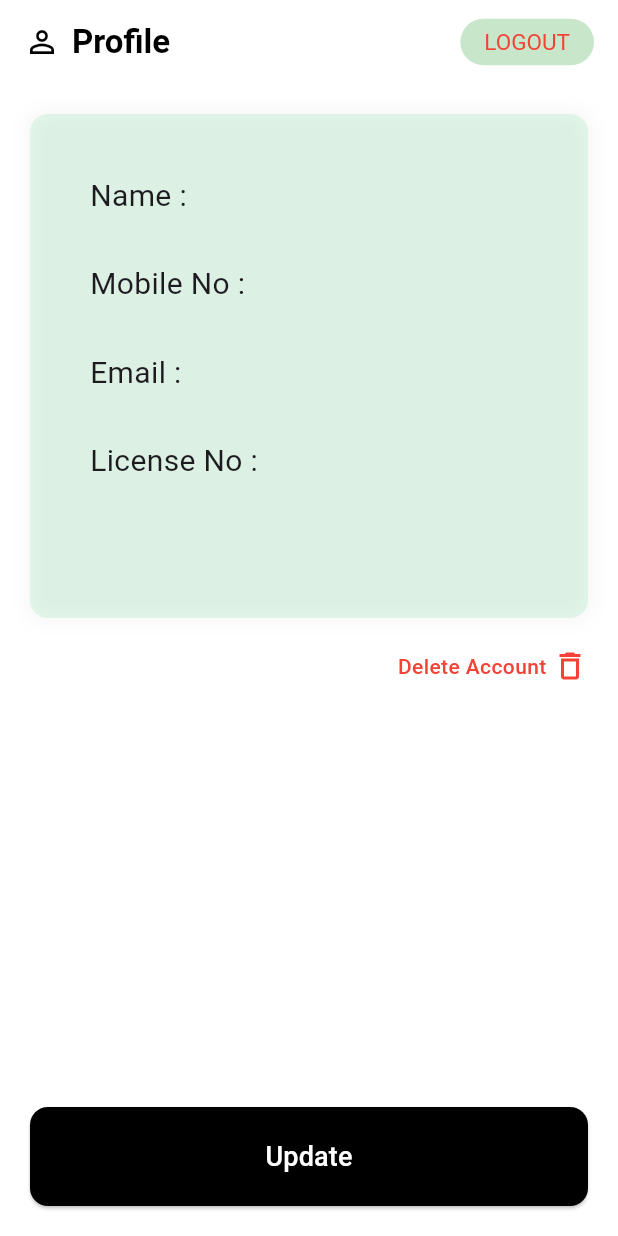
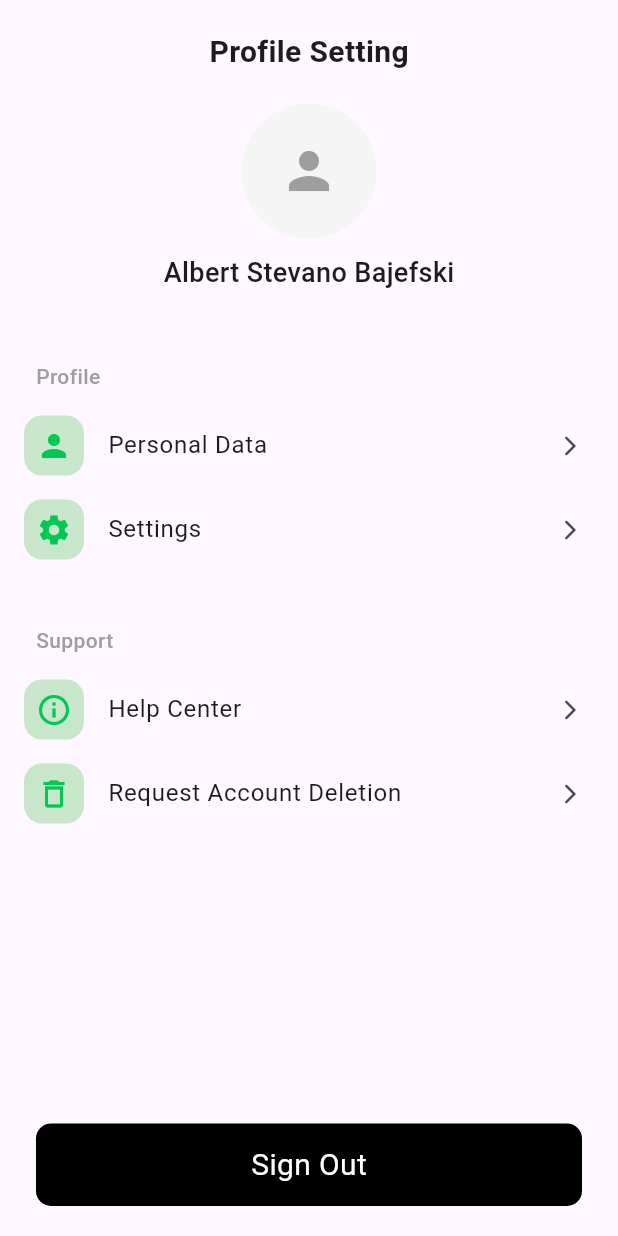
Before and after one commit to VrutiPatel102/Driver_Hire, a Flutter app: the DriverProfileScreen screen opened directly, on a phone screen of 412 x 824 dp. Run offline on Flutter 3.47's test engine with Material 3 defaults, Android fonts, the phone set to English and light mode, and no system bars; our stand-ins replace cloud_firestore, firebase_auth, firebase_core, flutter_map, geocoding, latlong2; missing offline and left inert: flutter_osm_plugin; accounts and stored records are empty.

Commit message:
change in driver profile screen

```diff
--- a/lib/driver/Profile/driver_profile_screen.dart
+++ b/lib/driver/Profile/driver_profile_screen.dart
@@ -1,174 +1,105 @@
+import 'package:driver_hire/color.dart';
+import 'package:driver_hire/navigation/appRoute.dart';
 import 'package:flutter/material.dart';
-import 'package:driver_hire/color.dart';
-
-import '../../navigation/appRoute.dart';
 
 class DriverProfileScreen extends StatelessWidget {
   const DriverProfileScreen({super.key});
 
-  void _showLogoutDialog(BuildContext context) {
-    showDialog(
-      context: context,
-      builder: (context) => AlertDialog(
-        title: Text('Confirm Logout', style: TextStyle(fontSize: 17)),
-        content: Text('Are you sure you want to logout?'),
-        actions: [
-          TextButton(
-            onPressed: () => Navigator.pop(context),
-            child: Text('Cancel', style: TextStyle(color: AColor().Black)),
+  @override
+  Widget build(BuildContext context) {
+    return Scaffold(body: SafeArea(child: _buildBody(context)));
+  }
+
+  Widget _buildBody(BuildContext context) {
+    return Column(
+      children: [
+        SizedBox(height: 20),
+        Text(
+          "Profile Setting",
+          style: TextStyle(fontSize: 20, fontWeight: FontWeight.bold),
+        ),
+        SizedBox(height: 20),
+        _buildProfileAvatar(),
+        SizedBox(height: 10),
+        Text(
+          "Albert Stevano Bajefski",
+          style: TextStyle(fontSize: 18, fontWeight: FontWeight.w500),
+        ),
+        SizedBox(height: 30),
+        _buildSectionTitle("Profile"),
+        _buildMenuItem(Icons.person, "Personal Data", () {
+          Navigator.pushNamed(context, AppRoute.driverPersonalData);
+        }),
+        _buildMenuItem(Icons.settings, "Settings", () {}),
+        SizedBox(height: 20),
+        _buildSectionTitle("Support"),
+        _buildMenuItem(Icons.info_outline, "Help Center", () {}),
+        _buildMenuItem(Icons.delete_outline, "Request Account Deletion", () {}),
+        Spacer(),
+        _buildSignOutButton(context),
+        SizedBox(height: 20),
+      ],
+    );
+  }
+
+  Widget _buildProfileAvatar() {
+    return CircleAvatar(
+      radius: 45,
+      backgroundColor: Color(0xFFF5F5F5),
+      child: Icon(Icons.person, size: 40, color: Colors.grey),
+    );
+  }
+
+  Widget _buildSectionTitle(String title) {
+    return Padding(
+      padding: const EdgeInsets.only(left: 24.0, top: 16, bottom: 8),
+      child: Align(
+        alignment: Alignment.centerLeft,
+        child: Text(
+          title,
+          style: const TextStyle(
+            fontSize: 14,
+            color: Colors.grey,
+            fontWeight: FontWeight.w500,
           ),
-          ElevatedButton(
-            style: ElevatedButton.styleFrom(backgroundColor: AColor().green),
-            onPressed: () {
-              Navigator.pushReplacementNamed(context, AppRoute.chooseScreen);
-            },
-            child: Text('Logout', style: TextStyle(color: AColor().White)),
-          ),
-        ],
+        ),
       ),
     );
   }
 
-  void _showDeleteDialog(BuildContext context) {
-    showDialog(
-      context: context,
-      builder: (context) => AlertDialog(
-        title: Text('Delete Account'),
-        content: Text(
-          'This action cannot be undone.\nAre you sure you want to delete your account?',
+  Widget _buildMenuItem(IconData icon, String title, VoidCallback ontap) {
+    return GestureDetector(
+      onTap: ontap,
+      child: ListTile(
+        leading: Container(
+          padding: const EdgeInsets.all(8),
+          decoration: BoxDecoration(
+            color: AColor().green100,
+            borderRadius: BorderRadius.circular(12),
+          ),
+          child: Icon(icon, color: AColor().green),
         ),
-        actions: [
-          TextButton(
-            onPressed: () => Navigator.pop(context),
-            child: Text('Cancel', style: TextStyle(color: AColor().Black)),
-          ),
-          ElevatedButton(
-            style: ElevatedButton.styleFrom(backgroundColor: AColor().Red),
-            onPressed: () {
-              Navigator.of(context).pop();
-              Navigator.pushReplacementNamed(context, AppRoute.register);
-            },
-            child: Text('Delete', style: TextStyle(color: AColor().White)),
-          ),
-        ],
+        title: Text(title),
+        trailing: const Icon(Icons.arrow_forward_ios_rounded, size: 16),
       ),
     );
   }
 
-  @override
-  Widget build(BuildContext context) {
-    return Scaffold(
-      backgroundColor: AColor().White,
-      appBar: AppBar(
-        backgroundColor: AColor().White,
-        elevation: 0,
-        automaticallyImplyLeading: false,
-        title: Row(
-          children: [
-            Icon(Icons.person_outline, color: AColor().Black),
-            SizedBox(width: 8),
-            Text(
-              'Profile',
-              style: TextStyle(
-                color: AColor().Black,
-                fontSize: 22,
-                fontWeight: FontWeight.w600,
-              ),
-            ),
-            Spacer(),
-            GestureDetector(
-              onTap: () => _showLogoutDialog(context),
-              child: Container(
-                padding: const EdgeInsets.symmetric(
-                  horizontal: 16,
-                  vertical: 6,
-                ),
-                decoration: BoxDecoration(
-                  color: AColor().green100,
-                  borderRadius: BorderRadius.circular(20),
-                ),
-                child: Text(
-                  'LOGOUT',
-                  style: TextStyle(color: AColor().Red, fontSize: 15),
-                ),
-              ),
-            ),
-          ],
+  Widget _buildSignOutButton(BuildContext context) {
+    return Padding(
+      padding: const EdgeInsets.symmetric(horizontal: 24),
+      child: Container(
+        decoration: BoxDecoration(
+          color: AColor().Black,
+          borderRadius: BorderRadius.circular(10),
         ),
-      ),
-      body: Padding(
-        padding: const EdgeInsets.all(20),
-        child: Column(
-          children: [
-            Container(
-              width: double.infinity,
-              padding: const EdgeInsets.only(left: 40, top: 40, bottom: 90),
-              decoration: BoxDecoration(
-                color: AColor().green.withOpacity(0.1),
-                borderRadius: BorderRadius.circular(12),
-                boxShadow: [
-                  BoxShadow(
-                    color: Colors.grey.withOpacity(0.1),
-                    spreadRadius: 2,
-                    blurRadius: 10,
-                  ),
-                ],
-              ),
-              child: Column(
-                crossAxisAlignment: CrossAxisAlignment.start,
-                children: [
-                  Text('Name :', style: TextStyle(fontSize: 20)),
-                  SizedBox(height: 30),
-                  Text('Mobile No :', style: TextStyle(fontSize: 20)),
-                  SizedBox(height: 30),
-                  Text('Email :', style: TextStyle(fontSize: 20)),
-                  SizedBox(height: 30),
-                  Text('License No :', style: TextStyle(fontSize: 20)),
-                ],
-              ),
-            ),
-            SizedBox(height: 20),
-            Row(
-              mainAxisAlignment: MainAxisAlignment.end,
-              children: [
-                GestureDetector(
-                  onTap: () => _showDeleteDialog(context),
-                  child: Row(
-                    children: [
-                      Text(
-                        'Delete Account ',
-                        style: TextStyle(
-                          color: AColor().Red,
-                          fontWeight: FontWeight.w500,
-                        ),
-                      ),
-                      Icon(Icons.delete_outline, color: AColor().Red),
-                    ],
-                  ),
-                ),
-              ],
-            ),
-            Spacer(),
-            SizedBox(
-              width: double.infinity,
-              child: ElevatedButton(
-                style: ElevatedButton.styleFrom(
-                  backgroundColor: AColor().Black,
-                  padding: const EdgeInsets.symmetric(vertical: 20),
-                  shape: RoundedRectangleBorder(
-                    borderRadius: BorderRadius.circular(12),
-                  ),
-                ),
-                onPressed: () {
-                  // Update action
-                },
-                child: Text(
-                  'Update',
-                  style: TextStyle(color: AColor().White, fontSize: 18),
-                ),
-              ),
-            ),
-          ],
+        width: double.infinity,
+        height: 55,
+        child: Center(
+          child: Text(
+            "Sign Out",
+            style: TextStyle(fontSize: 20, color: AColor().White),
+          ),
         ),
       ),
     );
--- a/lib/main.dart
+++ b/lib/main.dart
@@ -17,7 +17,7 @@ class MyApp extends StatelessWidget {
   @override
   Widget build(BuildContext context) {
     return MaterialApp(
-      initialRoute: AppRoute.splash,
+      initialRoute: AppRoute.driverBottombar,
       onGenerateRoute: RouteGenerator.generateRoute,
     );
   }
--- a/lib/navigation/appRoute.dart
+++ b/lib/navigation/appRoute.dart
@@ -18,6 +18,7 @@ class AppRoute{
   static const rideRequestDetailScreen = "RideRequestDetail_Screen";
   static const driverRideDetailScreen = "DriverRideDetail_Screen";
   static const personalData = "PersonalData_Screen";
+  static const driverPersonalData = "DriverPersonalData_Screen";
 
 
 }
--- a/lib/navigation/routeGenerator.dart
+++ b/lib/navigation/routeGenerator.dart
@@ -3,6 +3,7 @@ import 'package:driver_hire/choose_driverORuser.dart';
 import 'package:driver_hire/create_newPwd.dart';
 import 'package:driver_hire/driver/Home/driver_ride_detail_screen.dart';
 import 'package:driver_hire/driver/Home/ride_request_detail_screen.dart';
+import 'package:driver_hire/driver/Profile/driver_personal_data.dart';
 import 'package:driver_hire/driver/driver_bottom_bar.dart';
 import 'package:driver_hire/forgotPwd.dart';
 import 'package:driver_hire/login_screen.dart';
@@ -87,6 +88,11 @@ class RouteGenerator{
           builder: (context) => PersonalDataScreen(),
           settings: settings,
         );
+      case AppRoute.driverPersonalData:
+        return MaterialPageRoute(
+          builder: (context) => DriverPersonalDataScreen(),
+          settings: settings,
+        );
 
       case AppRoute.userRideDetailScreen:
         final args = settings.arguments as Map<String, dynamic>;
```
Also changed, not shown: lib/color.dart (+15 -19 lines), lib/driver/Profile/driver_personal_data.dart (added, +231 -0 lines).
